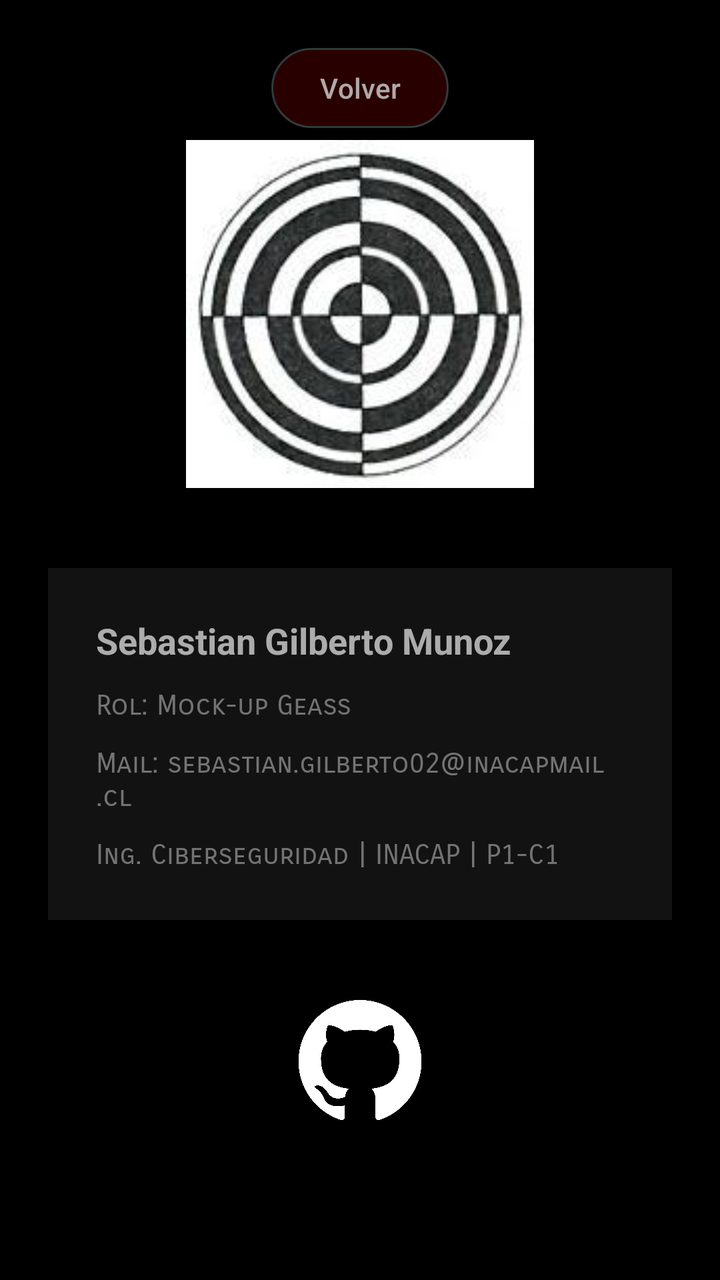
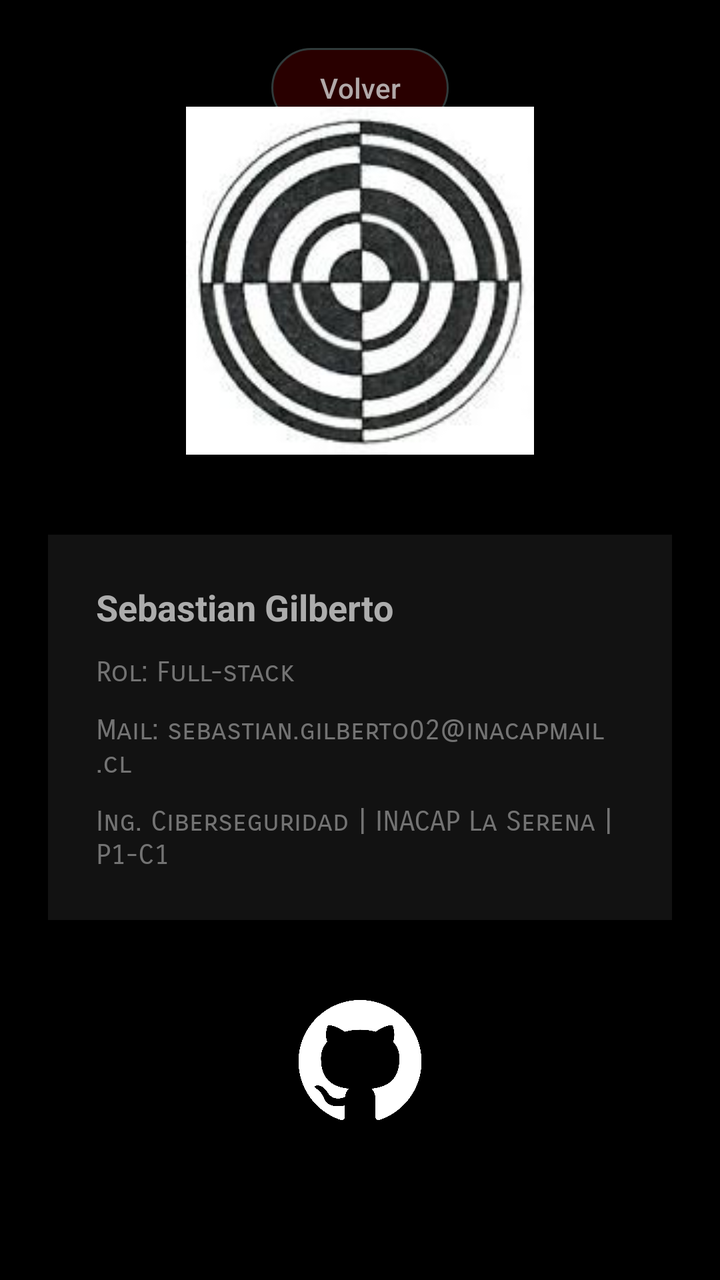

Two renders of the same Android screen: before a commit and after it. Below are the layout's source before the change and the commit's diff.
<!-- AndroidManifest.xml: application theme Theme.PROYECTOPENKA -->
<!-- res/layout/activity_credits.xml -->
<?xml version="1.0" encoding="utf-8"?>
<androidx.constraintlayout.widget.ConstraintLayout xmlns:android="http://schemas.android.com/apk/res/android"
    xmlns:app="http://schemas.android.com/apk/res-auto"
    xmlns:tools="http://schemas.android.com/tools"
    android:id="@+id/main"
    android:layout_width="match_parent"
    android:layout_height="match_parent"
    tools:context=".Credits">

    <Button
        android:id="@+id/btnbackcredits"
        android:layout_width="wrap_content"
        android:layout_height="wrap_content"
        android:layout_marginTop="20dp"
        android:backgroundTint="#26960000"
        android:text="Volver"
        android:textColor="#CCD3D3D3"
        app:layout_constraintEnd_toEndOf="parent"
        app:layout_constraintStart_toStartOf="parent"
        app:layout_constraintTop_toTopOf="parent"
        app:strokeColor="#80397676"
        app:strokeWidth="1sp" />

    

    <LinearLayout
        android:id="@+id/cardCredits"
        android:layout_width="match_parent"
        android:layout_height="wrap_content"
        android:layout_marginStart="24dp"
        android:layout_marginEnd="24dp"
        android:layout_marginBottom="40dp"
        android:background="#12FFFFFF"
        android:orientation="vertical"
        android:padding="24dp"
        app:layout_constraintBottom_toTopOf="@+id/btnGithub"
        app:layout_constraintEnd_toEndOf="parent"
        app:layout_constraintHorizontal_bias="1.0"
        app:layout_constraintStart_toStartOf="parent">

        <TextView
            android:id="@+id/txtUsername"
            android:layout_width="wrap_content"
            android:layout_height="wrap_content"
            android:fontFamily="sans-serif"
            android:text="Sebastian Gilberto Munoz"
            android:textColor="#CCD3D3D3"
            android:textSize="18sp"
            android:textStyle="bold" />

        <TextView
            android:id="@+id/txtRol"
            android:layout_width="wrap_content"
            android:layout_height="wrap_content"
            android:layout_marginTop="12dp"
            android:fontFamily="sans-serif-smallcaps"
            android:text="Rol: Mock-up Geass"
            android:textColor="#80D3D3D3"
            android:textSize="14sp" />

        <TextView
            android:id="@+id/txtMail"
            android:layout_width="wrap_content"
            android:layout_height="wrap_content"
            android:layout_marginTop="12dp"
            android:fontFamily="sans-serif-smallcaps"
            android:text="Mail: sebastian.gilberto02@inacapmail.cl"
            android:textColor="#80D3D3D3"
            android:textSize="14sp" />

        <TextView
            android:id="@+id/txtCarrera"
            android:layout_width="wrap_content"
            android:layout_height="wrap_content"
            android:layout_marginTop="12dp"
            android:fontFamily="sans-serif-smallcaps"
            android:text="Ing. Ciberseguridad | INACAP | P1-C1"
            android:textColor="#80D3D3D3"
            android:textSize="14sp" />

    </LinearLayout>

    <ImageView
        android:id="@+id/imageView10"
        android:layout_width="180dp"
        android:layout_height="174dp"
        android:layout_marginBottom="40dp"
        app:layout_constraintBottom_toTopOf="@+id/cardCredits"
        app:layout_constraintEnd_toEndOf="parent"
        app:layout_constraintStart_toStartOf="parent"
        app:srcCompat="@drawable/lacto" />

    <ImageView
        android:id="@+id/btnGithub"
        android:layout_width="88dp"
        android:layout_height="60dp"
        android:layout_marginBottom="80dp"
        app:layout_constraintBottom_toBottomOf="parent"
        app:layout_constraintEnd_toEndOf="parent"
        app:layout_constraintStart_toStartOf="parent"
        app:srcCompat="@drawable/github" />

    

</androidx.constraintlayout.widget.ConstraintLayout>
<!-- resources referenced by this layout -->
<resources>
  <!-- drawable github: png bitmap (drawable, 33784 bytes) -->
  <!-- drawable lacto: jpg bitmap (drawable, 8747 bytes) -->
  <style name="Theme.PROYECTOPENKA" parent="Base.Theme.PROYECTOPENKA" />
  <style name="Base.Theme.PROYECTOPENKA" parent="Theme.Material3.DayNight.NoActionBar">
          <item name="android:windowBackground">@android:color/black</item>
          <item name="android:windowAnimationStyle">@style/FadeTransition</item>
      </style>
  <style name="FadeTransition" parent="@android:style/Animation.Activity">
          <item name="android:activityOpenEnterAnimation">@anim/fade_in</item>
          <item name="android:activityOpenExitAnimation">@anim/fade_out</item>
          <item name="android:activityCloseEnterAnimation">@anim/fade_in</item>
          <item name="android:activityCloseExitAnimation">@anim/fade_out</item>
      </style>
</resources>

<!-- the commit's change to res/layout/activity_credits.xml (unified diff, before → after) -->
@@ -43,7 +43,7 @@
             android:layout_width="wrap_content"
             android:layout_height="wrap_content"
             android:fontFamily="sans-serif"
-            android:text="Sebastian Gilberto Munoz"
+            android:text="Sebastian Gilberto"
             android:textColor="#CCD3D3D3"
             android:textSize="18sp"
             android:textStyle="bold" />
@@ -54,7 +54,7 @@
             android:layout_height="wrap_content"
             android:layout_marginTop="12dp"
             android:fontFamily="sans-serif-smallcaps"
-            android:text="Rol: Mock-up Geass"
+            android:text="Rol: Full-stack"
             android:textColor="#80D3D3D3"
             android:textSize="14sp" />
 
@@ -74,7 +74,7 @@
             android:layout_height="wrap_content"
             android:layout_marginTop="12dp"
             android:fontFamily="sans-serif-smallcaps"
-            android:text="Ing. Ciberseguridad | INACAP | P1-C1"
+            android:text="Ing. Ciberseguridad | INACAP La Serena | P1-C1"
             android:textColor="#80D3D3D3"
             android:textSize="14sp" />
 
